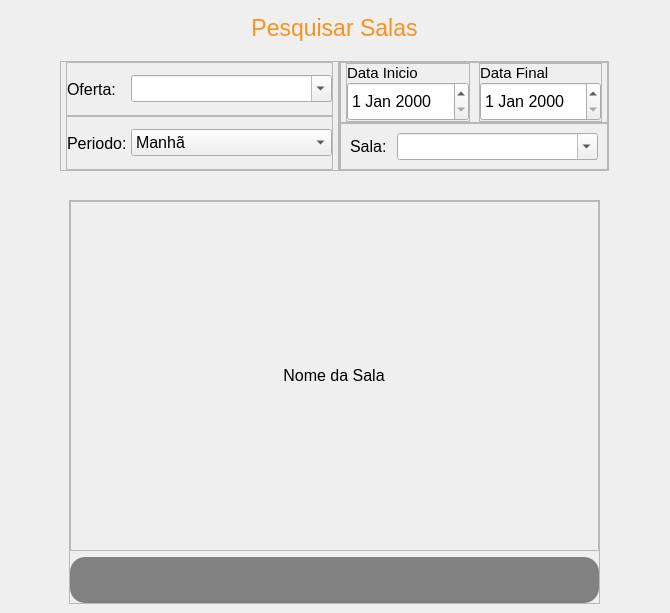
Qt form App/view/ui/pesquisa.ui (Senac-SOR-ADS/Mapa-de-Sala) before a commit.
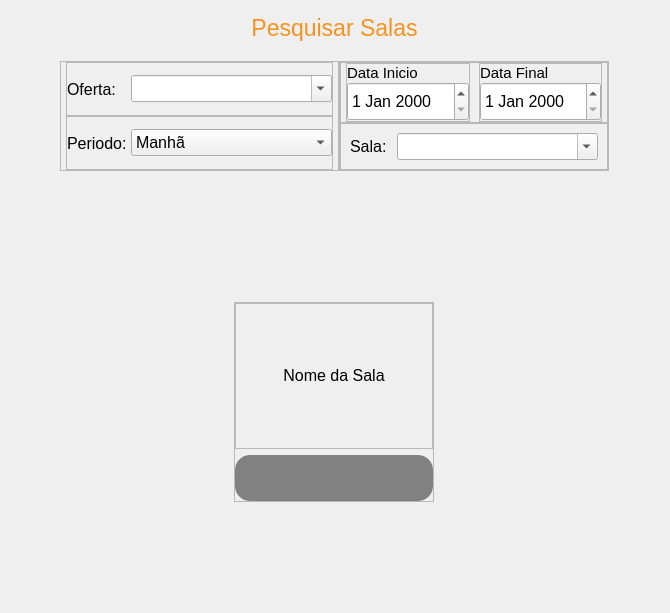
The same form after that commit. Icons and pictures are not drawn.

Commit message: combobox mudado e calendario adicionado

Patch:
```diff
--- a/App/view/ui/pesquisa.ui
+++ b/App/view/ui/pesquisa.ui
@@ -503,8 +503,14 @@
          </sizepolicy>
         </property>
         <layout class="QGridLayout" name="gridLayout">
-         <item row="0" column="2">
-          <widget class="QFrame" name="frame_7">
+         <item row="0" column="1">
+          <widget class="QFrame" name="conteudo">
+           <property name="maximumSize">
+            <size>
+             <width>200</width>
+             <height>200</height>
+            </size>
+           </property>
            <property name="frameShape">
             <enum>QFrame::StyledPanel</enum>
            </property>
```
The commit also changes 1 other file.
